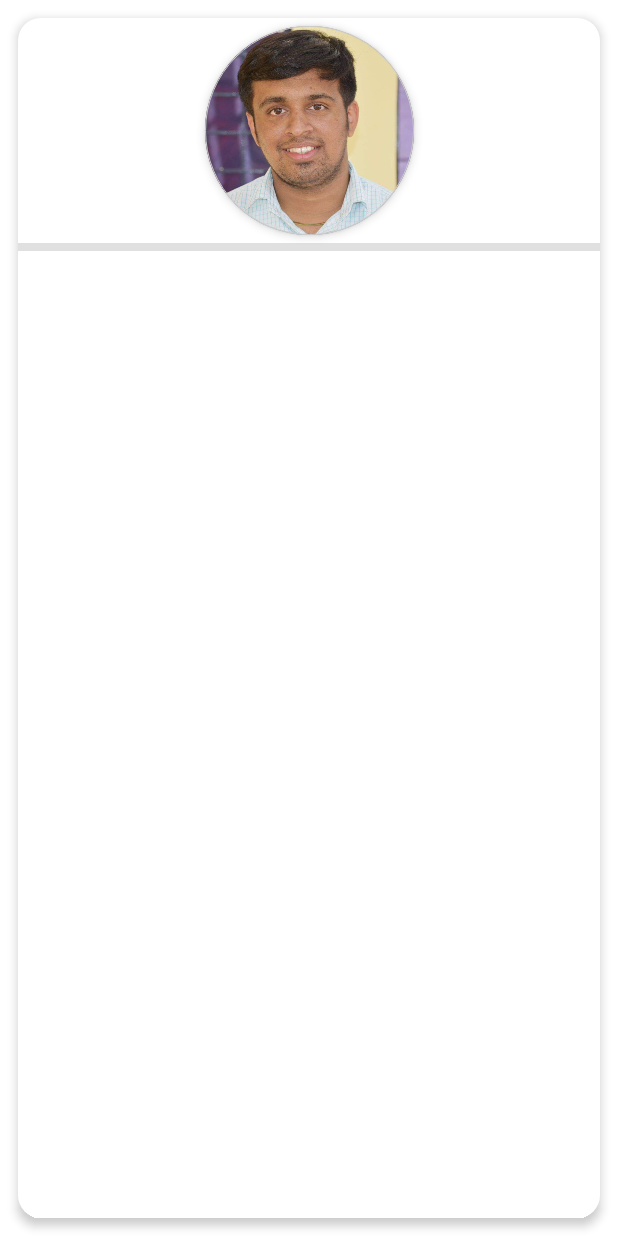
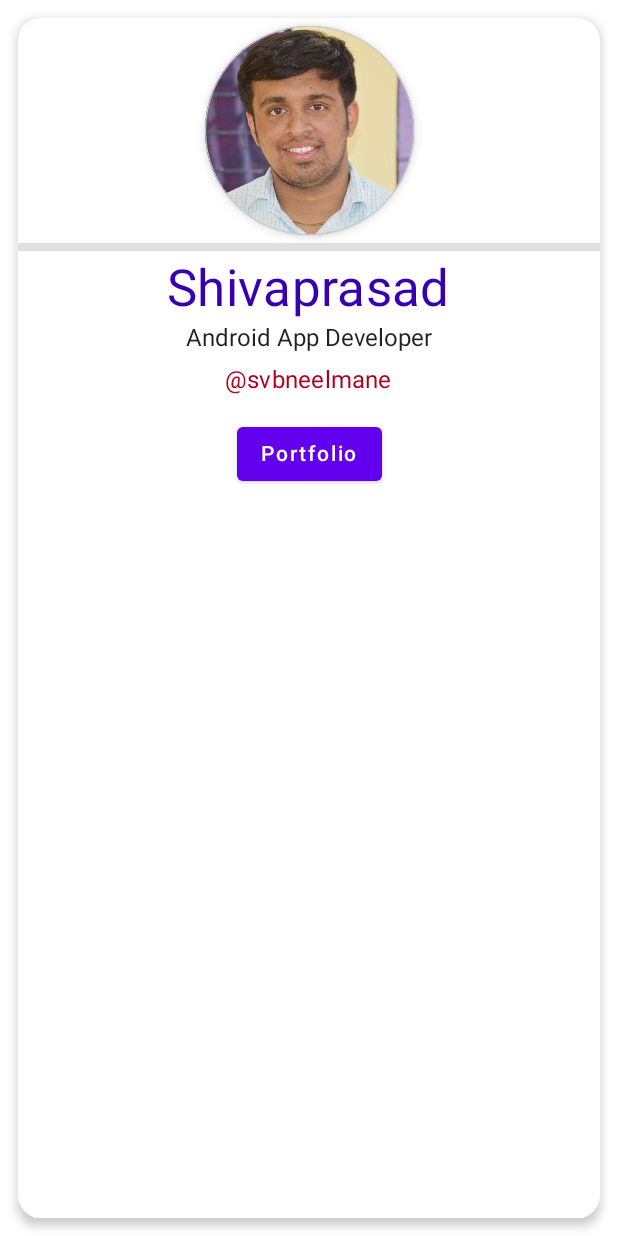
Before and after one commit to shivaprasad-bhat/Bizz-Compose, an Android app built with Jetpack Compose: the screen it shows after launch (MainActivity), on a phone screen of 412 x 824 dp. Run offline under Robolectric (Android 15) with nearby library versions, the phone set to English and light mode, and no system bars.

Commit message:
Bizz App final code

```diff
--- a/app/src/main/java/me/svbneelmne/compose/bizzzz/MainActivity.kt
+++ b/app/src/main/java/me/svbneelmne/compose/bizzzz/MainActivity.kt
@@ -3,26 +3,39 @@ package me.svbneelmne.compose.bizzzz
 import android.os.Bundle
 import androidx.activity.ComponentActivity
 import androidx.activity.compose.setContent
-import androidx.compose.foundation.BorderStroke
-import androidx.compose.foundation.Image
+import androidx.annotation.DrawableRes
+import androidx.compose.foundation.*
 import androidx.compose.foundation.layout.*
+import androidx.compose.foundation.lazy.LazyColumn
+import androidx.compose.foundation.lazy.items
 import androidx.compose.foundation.shape.CircleShape
 import androidx.compose.foundation.shape.RoundedCornerShape
-import androidx.compose.material.Card
-import androidx.compose.material.Divider
-import androidx.compose.material.MaterialTheme
-import androidx.compose.material.Surface
+import androidx.compose.material.*
 import androidx.compose.runtime.Composable
+import androidx.compose.runtime.MutableState
+import androidx.compose.runtime.mutableStateOf
+import androidx.compose.runtime.remember
 import androidx.compose.ui.Alignment
 import androidx.compose.ui.Modifier
 import androidx.compose.ui.graphics.Color
+import androidx.compose.ui.graphics.RectangleShape
 import androidx.compose.ui.layout.ContentScale
 import androidx.compose.ui.res.painterResource
+import androidx.compose.ui.text.font.FontWeight
 import androidx.compose.ui.tooling.preview.Preview
 import androidx.compose.ui.unit.dp
+import me.svbneelmne.compose.bizzzz.MainActivity.Companion.KEY_NAME
+import me.svbneelmne.compose.bizzzz.MainActivity.Companion.KEY_TITLE
+import me.svbneelmne.compose.bizzzz.MainActivity.Companion.KEY_USERNAME
 import me.svbneelmne.compose.bizzzz.ui.theme.BizzzTheme
 
 class MainActivity : ComponentActivity() {
+    companion object {
+        const val KEY_NAME = "Shivaprasad"
+        const val KEY_TITLE = "Android App Developer"
+        const val KEY_USERNAME = "@svbneelmane"
+    }
+
     override fun onCreate(savedInstanceState: Bundle?) {
         super.onCreate(savedInstanceState)
         setContent {
@@ -36,24 +49,61 @@ class MainActivity : ComponentActivity() {
     }
 }
 
+fun getProfileData(): List<ProfileData> {
+    return listOf(
+        ProfileData(
+            name = "Whatsapp",
+            url = "+91 8747068436",
+            imageAsset = R.drawable.whatsapp
+        ),
+        ProfileData(
+            name = "Email",
+            url = "https://svbneelmane.me",
+            imageAsset = R.drawable.email
+        ),
+        ProfileData(
+            name = "Twitter",
+            url = "https://twitter.com/svbneelmane",
+            imageAsset = R.drawable.twitter
+        ),
+        ProfileData(
+            name = "Website",
+            url = "https://svbneelmane.me",
+            imageAsset = R.drawable.website
+        ),
+        ProfileData(
+            name = "Facebook",
+            url = "https://fb.com/svbneelmane",
+            imageAsset = R.drawable.facebook
+        ),
+        ProfileData(
+            name = "LinkedIn",
+            url = "https://linkedin.com/in/svbneelmane",
+            imageAsset = R.drawable.linkedin
+        )
+    )
+}
+
+
 @Composable
 fun CreateBizCard() {
+    val buttonClickState = remember {
+        mutableStateOf(false)
+    }
     Surface(
         modifier = Modifier
-            .fillMaxWidth()
-            .fillMaxHeight()
+            .fillMaxSize()
     ) {
         Card(
             modifier = Modifier
-                .width(200.dp)
-                .height(390.dp)
+                .fillMaxSize()
                 .padding(12.dp),
             shape = RoundedCornerShape(15.dp),
             elevation = 4.dp,
         ) {
 
             Column(
-                modifier = Modifier.height(300.dp),
+                modifier = Modifier.fillMaxSize(),
                 verticalArrangement = Arrangement.Top,
                 horizontalAlignment = Alignment.CenterHorizontally
             ) {
@@ -61,16 +111,67 @@ fun CreateBizCard() {
                 Divider(
                     thickness = 5.dp
                 )
+                ProfileNameAndInfo()
+                PortfolioButton(buttonClickState)
             }
-
         }
     }
 }
 
 @Composable
-private fun ProfileImage() {
+private fun PortfolioButton(buttonClickState: MutableState<Boolean>) {
+    Column(
+        horizontalAlignment = Alignment.CenterHorizontally
+    ) {
+        Button(
+            onClick = {
+                buttonClickState.value = !buttonClickState.value
+            },
+            modifier = Modifier.padding(10.dp)
+        ) {
+            Text(text = "Portfolio", style = MaterialTheme.typography.button)
+        }
+        if (buttonClickState.value) {
+            Content()
+        } else {
+            Box {}
+        }
+    }
+}
+
+
+@Composable
+private fun ProfileNameAndInfo() {
+    Column(
+        verticalArrangement = Arrangement.Top,
+        horizontalAlignment = Alignment.CenterHorizontally,
+        modifier = Modifier.padding(top = 5.dp)
+    ) {
+        Text(
+            text = KEY_NAME,
+            style = MaterialTheme.typography.h4,
+            color = MaterialTheme.colors.primaryVariant
+        )
+        Text(
+            text = KEY_TITLE,
+            modifier = Modifier.padding(3.dp)
+        )
+        Text(
+            text = KEY_USERNAME,
+            modifier = Modifier.padding(3.dp),
+            color = MaterialTheme.colors.error,
+            style = MaterialTheme.typography.subtitle1
+        )
+    }
+}
+
+@Composable
+private fun ProfileImage(
+    modifier: Modifier = Modifier,
+    @DrawableRes image: Int = R.drawable.shivaprasad
+) {
     Surface(
-        modifier = Modifier
+        modifier = modifier
             .size(150.dp)
             .padding(5.dp),
         shape = CircleShape,
@@ -79,11 +180,65 @@ private fun ProfileImage() {
         color = MaterialTheme.colors.onSurface.copy(alpha = 0.5f)
     ) {
         Image(
-            painter = painterResource(id = R.drawable.shivaprasad),
+            painter = painterResource(id = image),
             contentDescription = "Profile Image",
-            modifier = Modifier.size(135.dp),
+            modifier = modifier.size(135.dp),
             contentScale = ContentScale.Crop
         )
+    }
+}
+
+@Composable
+fun Content() {
+    Box(
+        modifier = Modifier
+            .fillMaxSize()
+            .padding(5.dp)
+    ) {
+        Surface(
+            modifier = Modifier
+                .padding(3.dp)
+                .fillMaxSize(),
+            shape = RoundedCornerShape(6.dp),
+            border = BorderStroke(width = 2.dp, color = Color.LightGray),
+        ) {
+            Portfolio(data = getProfileData())
+        }
+    }
+}
+
+@Composable
+fun Portfolio(data: List<ProfileData>) {
+    LazyColumn {
+        items(data) { item ->
+            Card(
+                modifier = Modifier
+                    .padding(13.dp)
+                    .fillMaxWidth(),
+                shape = RectangleShape,
+                elevation = 5.dp
+            ) {
+                Row(
+                    modifier = Modifier
+                        .padding(8.dp)
+                        .background(MaterialTheme.colors.surface)
+
+                ) {
+                    ProfileImage(
+                        modifier = Modifier.size(100.dp),
+                        image = item.imageAsset
+                    )
+                    Column(
+                        modifier = Modifier
+                            .padding(8.dp)
+                            .align(alignment = Alignment.CenterVertically)
+                    ) {
+                        Text(text = item.name, fontWeight = FontWeight.Bold)
+                        Text(text = item.url, style = MaterialTheme.typography.body2)
+                    }
+                }
+            }
+        }
     }
 }
 
```
Also changed, not shown: app/src/main/java/me/svbneelmne/compose/bizzzz/ProfileData.kt (added, +9 -0 lines), app/src/main/res/drawable/email.jpeg (added), app/src/main/res/drawable/facebook.png (added), app/src/main/res/drawable/linkedin.png (added), app/src/main/res/drawable/telegram.jpeg (added), app/src/main/res/drawable/twitter.jpeg (added), app/src/main/res/drawable/website.png (added), app/src/main/res/drawable/whatsapp.jpeg (added).
